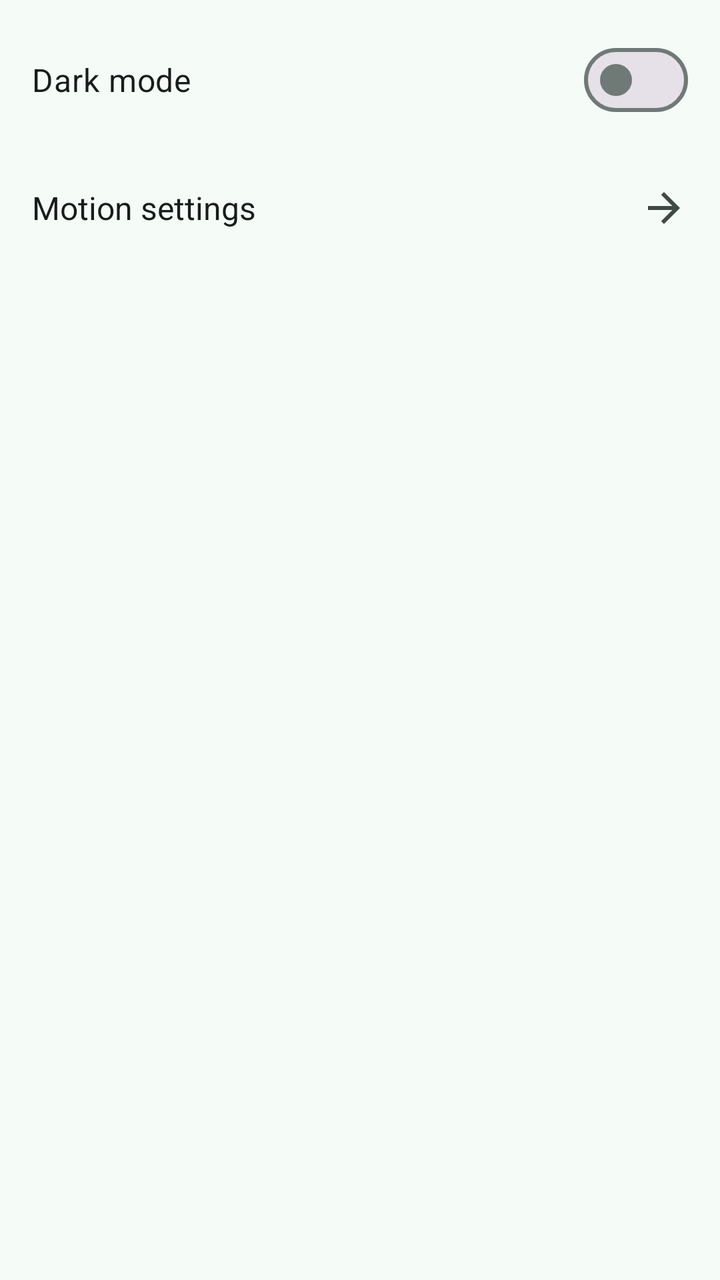
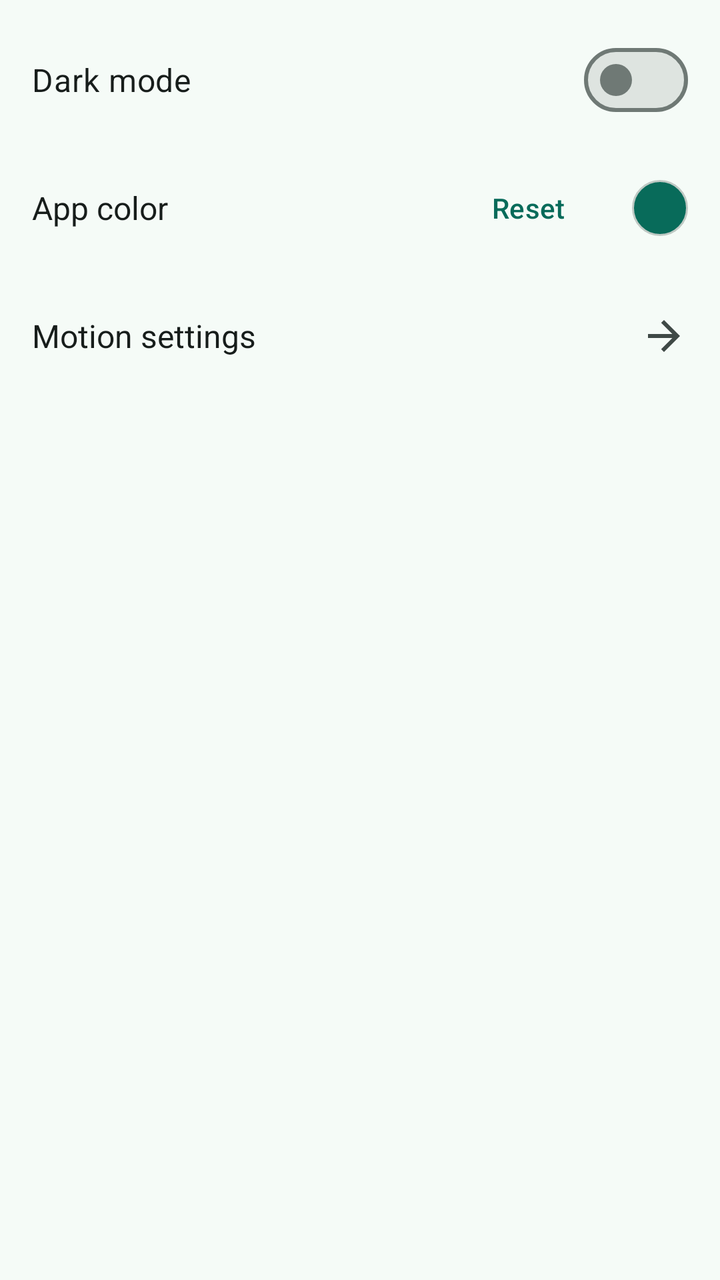

An Android layout rendered at two revisions. The XML below is the earlier revision; the diff shows what the commit changed to produce the second picture.
<!-- AndroidManifest.xml: application theme Theme.Akhu -->
<!-- res/layout/activity_settings.xml -->
<?xml version="1.0" encoding="utf-8"?>
<LinearLayout xmlns:android="http://schemas.android.com/apk/res/android"
    android:layout_width="match_parent"
    android:layout_height="match_parent"
    android:orientation="vertical"
    android:paddingHorizontal="16dp"
    android:paddingTop="8dp">

    <com.google.android.material.materialswitch.MaterialSwitch
        android:id="@+id/switchDark"
        android:layout_width="match_parent"
        android:layout_height="64dp"
        android:text="@string/dark_mode"
        android:textColor="@color/text_primary"
        android:textSize="16sp" />

    <TextView
        android:id="@+id/rowMotionSettings"
        android:layout_width="match_parent"
        android:layout_height="64dp"
        android:background="?attr/selectableItemBackground"
        android:drawableEnd="@drawable/ic_arrow_forward"
        android:drawableTint="@color/text_secondary"
        android:gravity="center_vertical"
        android:text="@string/motion_settings"
        android:textColor="@color/text_primary"
        android:textSize="16sp" />
</LinearLayout>
<!-- resources referenced by this layout -->
<resources>
  <color name="text_primary">#171D1B</color>
  <color name="text_secondary">#3F4946</color>
  <style name="Theme.Akhu" parent="Theme.Material3.DayNight">
          <item name="colorPrimary">@color/brand_primary</item>
          <item name="colorOnPrimary">@color/brand_on_primary</item>
          <item name="colorPrimaryContainer">@color/brand_primary_soft</item>
          <item name="colorOnPrimaryContainer">@color/brand_on_primary_soft</item>
          <item name="colorSecondary">@color/brand_secondary</item>
          <item name="colorSecondaryContainer">@color/brand_secondary_soft</item>
          <item name="colorOnSecondaryContainer">@color/brand_on_secondary_soft</item>
          <item name="colorSurface">@color/surface</item>
          <item name="colorOnSurface">@color/text_primary</item>
          <item name="colorOnSurfaceVariant">@color/text_secondary</item>
          <item name="colorSurfaceContainerLowest">@color/surface_lowest</item>
          <item name="colorSurfaceContainer">@color/surface_muted</item>
          <item name="colorSurfaceContainerHigh">@color/surface_high</item>
          <item name="colorOutline">@color/outline</item>
          <item name="colorOutlineVariant">@color/outline_variant</item>
          <item name="android:colorBackground">@color/surface</item>
          <item name="android:statusBarColor">@color/surface</item>
          <item name="android:windowLightStatusBar">@bool/light_system_bars</item>
          <item name="android:navigationBarColor">@color/surface</item>
          <item name="android:windowLightNavigationBar">@bool/light_system_bars</item>
      </style>
  <color name="brand_primary">#086B5A</color>
  <color name="brand_on_primary">#FFFFFF</color>
  <color name="brand_primary_soft">#A0F2DD</color>
  <color name="brand_on_primary_soft">#005144</color>
  <color name="brand_secondary">#436278</color>
  <color name="brand_secondary_soft">#CDE8DF</color>
  <color name="brand_on_secondary_soft">#334B45</color>
  <color name="surface">#F5FBF7</color>
  <color name="surface_lowest">#FFFFFF</color>
  <color name="surface_muted">#E9EFEC</color>
  <color name="surface_high">#E3EAE6</color>
  <color name="outline">#6F7975</color>
  <color name="outline_variant">#BFC9C4</color>
  <!-- unchanged entries left out for length: 3 -->
</resources>

<!-- the commit's change to res/layout/activity_settings.xml (unified diff, before → after) -->
@@ -14,6 +14,38 @@
         android:textColor="@color/text_primary"
         android:textSize="16sp" />
 
+    
+    <LinearLayout
+        android:id="@+id/rowAppColor"
+        android:layout_width="match_parent"
+        android:layout_height="64dp"
+        android:background="?attr/selectableItemBackground"
+        android:gravity="center_vertical"
+        android:orientation="horizontal">
+
+        <TextView
+            android:layout_width="0dp"
+            android:layout_height="wrap_content"
+            android:layout_weight="1"
+            android:text="@string/app_color"
+            android:textColor="@color/text_primary"
+            android:textSize="16sp" />
+
+        <com.google.android.material.button.MaterialButton
+            android:id="@+id/btnResetAppColor"
+            style="@style/Widget.Material3.Button.TextButton"
+            android:layout_width="wrap_content"
+            android:layout_height="wrap_content"
+            android:layout_marginEnd="8dp"
+            android:text="@string/reset" />
+
+        <View
+            android:id="@+id/appColorSwatch"
+            android:layout_width="28dp"
+            android:layout_height="28dp"
+            android:background="@drawable/bg_color_swatch" />
+    </LinearLayout>
+
     <TextView
         android:id="@+id/rowMotionSettings"
         android:layout_width="match_parent"
<!-- resource entries referenced after the edit -->
@@ -1,42 +1,70 @@
 <!-- resources referenced by this layout -->
 <resources>
-  <color name="text_primary">#171D1B</color>
-  <color name="text_secondary">#3F4946</color>
+  <!-- drawable bg_color_swatch (drawable) -->
+  <?xml version="1.0" encoding="utf-8"?>
+  <shape xmlns:android="http://schemas.android.com/apk/res/android" android:shape="oval">
+      <solid android:color="?attr/colorPrimary" />
+      <stroke android:width="1dp" android:color="?attr/colorOutlineVariant" />
+  </shape>
+  <string name="app_color">App color</string>
+  <string name="reset">Reset</string>
   <style name="Theme.Akhu" parent="Theme.Material3.DayNight">
-          <item name="colorPrimary">@color/brand_primary</item>
-          <item name="colorOnPrimary">@color/brand_on_primary</item>
-          <item name="colorPrimaryContainer">@color/brand_primary_soft</item>
-          <item name="colorOnPrimaryContainer">@color/brand_on_primary_soft</item>
-          <item name="colorSecondary">@color/brand_secondary</item>
-          <item name="colorSecondaryContainer">@color/brand_secondary_soft</item>
-          <item name="colorOnSecondaryContainer">@color/brand_on_secondary_soft</item>
-          <item name="colorSurface">@color/surface</item>
-          <item name="colorOnSurface">@color/text_primary</item>
-          <item name="colorOnSurfaceVariant">@color/text_secondary</item>
-          <item name="colorSurfaceContainerLowest">@color/surface_lowest</item>
-          <item name="colorSurfaceContainer">@color/surface_muted</item>
-          <item name="colorSurfaceContainerHigh">@color/surface_high</item>
-          <item name="colorOutline">@color/outline</item>
-          <item name="colorOutlineVariant">@color/outline_variant</item>
-          <item name="android:colorBackground">@color/surface</item>
-          <item name="android:statusBarColor">@color/surface</item>
+          <item name="colorPrimary">@color/m3_primary</item>
+          <item name="colorOnPrimary">@color/m3_on_primary</item>
+          <item name="colorPrimaryContainer">@color/m3_primary_container</item>
+          <item name="colorOnPrimaryContainer">@color/m3_on_primary_container</item>
+          <item name="colorPrimaryInverse">@color/m3_inverse_primary</item>
+          <item name="colorSecondary">@color/m3_secondary</item>
+          <item name="colorOnSecondary">@color/m3_on_secondary</item>
+          <item name="colorSecondaryContainer">@color/m3_secondary_container</item>
+          <item name="colorOnSecondaryContainer">@color/m3_on_secondary_container</item>
+          <item name="colorTertiary">@color/m3_tertiary</item>
+          <item name="colorOnTertiary">@color/m3_on_tertiary</item>
+          <item name="colorTertiaryContainer">@color/m3_tertiary_container</item>
+          <item name="colorOnTertiaryContainer">@color/m3_on_tertiary_container</item>
+          <item name="colorSurface">@color/m3_surface</item>
+          <item name="colorOnSurface">@color/m3_on_surface</item>
+          <item name="colorOnSurfaceVariant">@color/m3_on_surface_variant</item>
+          <item name="colorSurfaceContainerLowest">@color/m3_surface_container_lowest</item>
+          <item name="colorSurfaceContainerLow">@color/m3_surface_container_low</item>
+          <item name="colorSurfaceContainer">@color/m3_surface_container</item>
+          <item name="colorSurfaceContainerHigh">@color/m3_surface_container_high</item>
+          <item name="colorSurfaceContainerHighest">@color/m3_surface_container_highest</item>
+          <item name="colorOutline">@color/m3_outline</item>
+          <item name="colorOutlineVariant">@color/m3_outline_variant</item>
+          <item name="colorSurfaceInverse">@color/m3_inverse_surface</item>
+          <item name="colorOnSurfaceInverse">@color/m3_inverse_on_surface</item>
+          <item name="android:colorBackground">?attr/colorSurface</item>
+          <item name="android:statusBarColor">?attr/colorSurface</item>
           <item name="android:windowLightStatusBar">@bool/light_system_bars</item>
-          <item name="android:navigationBarColor">@color/surface</item>
+          <item name="android:navigationBarColor">?attr/colorSurface</item>
           <item name="android:windowLightNavigationBar">@bool/light_system_bars</item>
       </style>
-  <color name="brand_primary">#086B5A</color>
-  <color name="brand_on_primary">#FFFFFF</color>
-  <color name="brand_primary_soft">#A0F2DD</color>
-  <color name="brand_on_primary_soft">#005144</color>
-  <color name="brand_secondary">#436278</color>
-  <color name="brand_secondary_soft">#CDE8DF</color>
-  <color name="brand_on_secondary_soft">#334B45</color>
-  <color name="surface">#F5FBF7</color>
-  <color name="surface_lowest">#FFFFFF</color>
-  <color name="surface_muted">#E9EFEC</color>
-  <color name="surface_high">#E3EAE6</color>
-  <color name="outline">#6F7975</color>
-  <color name="outline_variant">#BFC9C4</color>
+  <color name="m3_primary">#086B5A</color>
+  <color name="m3_on_primary">#FFFFFF</color>
+  <color name="m3_primary_container">#A0F2DD</color>
+  <color name="m3_on_primary_container">#005144</color>
+  <color name="m3_inverse_primary">#85D6C1</color>
+  <color name="m3_secondary">#4B635C</color>
+  <color name="m3_on_secondary">#FFFFFF</color>
+  <color name="m3_secondary_container">#CDE8DF</color>
+  <color name="m3_on_secondary_container">#334B45</color>
+  <color name="m3_tertiary">#436278</color>
+  <color name="m3_on_tertiary">#FFFFFF</color>
+  <color name="m3_tertiary_container">#C8E6FF</color>
+  <color name="m3_on_tertiary_container">#2A4A5F</color>
+  <color name="m3_surface">#F5FBF7</color>
+  <color name="m3_on_surface">#171D1B</color>
+  <color name="m3_on_surface_variant">#3F4946</color>
+  <color name="m3_surface_container_lowest">#FFFFFF</color>
+  <color name="m3_surface_container_low">#EFF5F1</color>
+  <color name="m3_surface_container">#E9EFEC</color>
+  <color name="m3_surface_container_high">#E3EAE6</color>
+  <color name="m3_surface_container_highest">#DEE4E0</color>
+  <color name="m3_outline">#6F7975</color>
+  <color name="m3_outline_variant">#BFC9C4</color>
+  <color name="m3_inverse_surface">#2B3230</color>
+  <color name="m3_inverse_on_surface">#ECF2EE</color>
   <!-- unchanged entries left out for length: 3 -->
 </resources>
 
